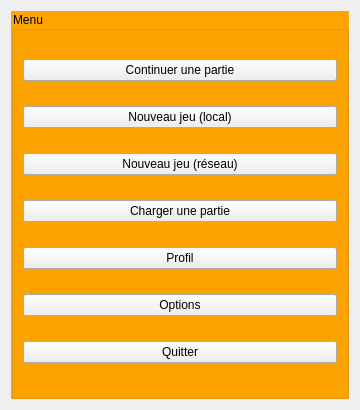
The window that StreetCar/StreetCar/MainMenu.ui (paboccard/Projet_Prog_Jeu) describes before a commit, drawn with Qt 5.
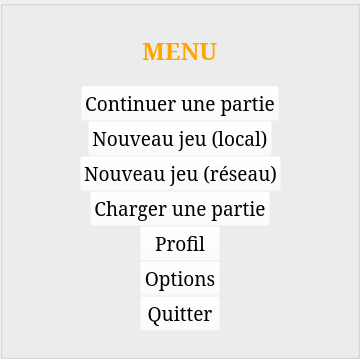
The same window after the commit. Icons and pictures are not drawn.

Diff of the .ui file:
```diff
--- a/StreetCar/StreetCar/MainMenu.ui
+++ b/StreetCar/StreetCar/MainMenu.ui
@@ -7,13 +7,22 @@
     <x>0</x>
     <y>0</y>
     <width>360</width>
-    <height>410</height>
+    <height>359</height>
    </rect>
   </property>
   <property name="windowTitle">
    <string>Form</string>
   </property>
+  <property name="styleSheet">
+   <string notr="true"/>
+  </property>
   <layout class="QVBoxLayout" name="verticalLayout">
+   <property name="spacing">
+    <number>6</number>
+   </property>
+   <property name="margin">
+    <number>0</number>
+   </property>
    <item>
     <widget class="QGroupBox" name="groupBox">
      <property name="minimumSize">
@@ -22,67 +31,505 @@
        <height>0</height>
       </size>
      </property>
+     <property name="font">
+      <font>
+       <pointsize>14</pointsize>
+       <kerning>true</kerning>
+      </font>
+     </property>
      <property name="styleSheet">
       <string notr="true">#groupBox {
-	background-color:orange;
+	border-image: url(:/images/menu_fond);
+}
+
+#label {
+	color: orange;
+}
+
+QPushButton {
+	background-color: rgba(255, 255, 255, 0);
 }</string>
      </property>
      <property name="title">
-      <string>Menu</string>
+      <string/>
      </property>
      <layout class="QVBoxLayout" name="verticalLayout_2">
+      <property name="spacing">
+       <number>0</number>
+      </property>
+      <property name="sizeConstraint">
+       <enum>QLayout::SetMinimumSize</enum>
+      </property>
+      <property name="leftMargin">
+       <number>30</number>
+      </property>
+      <property name="topMargin">
+       <number>20</number>
+      </property>
+      <property name="rightMargin">
+       <number>30</number>
+      </property>
+      <property name="bottomMargin">
+       <number>20</number>
+      </property>
       <item>
-       <widget class="QPushButton" name="buttonContinue">
-        <property name="text">
-         <string>Continuer une partie</string>
+       <layout class="QHBoxLayout" name="layoutTitle">
+        <property name="spacing">
+         <number>0</number>
         </property>
-       </widget>
+        <property name="sizeConstraint">
+         <enum>QLayout::SetMinimumSize</enum>
+        </property>
+        <property name="leftMargin">
+         <number>0</number>
+        </property>
+        <property name="topMargin">
+         <number>0</number>
+        </property>
+        <property name="bottomMargin">
+         <number>10</number>
+        </property>
+        <item>
+         <spacer name="horizontalSpacer">
+          <property name="orientation">
+           <enum>Qt::Horizontal</enum>
+          </property>
+          <property name="sizeHint" stdset="0">
+           <size>
+            <width>40</width>
+            <height>20</height>
+           </size>
+          </property>
+         </spacer>
+        </item>
+        <item>
+         <widget class="QLabel" name="label">
+          <property name="minimumSize">
+           <size>
+            <width>50</width>
+            <height>50</height>
+           </size>
+          </property>
+          <property name="maximumSize">
+           <size>
+            <width>16777215</width>
+            <height>50</height>
+           </size>
+          </property>
+          <property name="font">
+           <font>
+            <family>Serif</family>
+            <pointsize>18</pointsize>
+            <weight>75</weight>
+            <bold>true</bold>
+           </font>
+          </property>
+          <property name="text">
+           <string>MENU</string>
+          </property>
+         </widget>
+        </item>
+        <item>
+         <spacer name="horizontalSpacer_2">
+          <property name="orientation">
+           <enum>Qt::Horizontal</enum>
+          </property>
+          <property name="sizeType">
+           <enum>QSizePolicy::Expanding</enum>
+          </property>
+          <property name="sizeHint" stdset="0">
+           <size>
+            <width>40</width>
+            <height>20</height>
+           </size>
+          </property>
+         </spacer>
+        </item>
+       </layout>
       </item>
       <item>
-       <widget class="QPushButton" name="buttonNewGame">
-        <property name="text">
-         <string>Nouveau jeu (local)</string>
+       <layout class="QHBoxLayout" name="layoutButtonContinue">
+        <property name="spacing">
+         <number>0</number>
         </property>
-        <property name="icon">
-         <iconset resource="ressources.qrc">
-          <normaloff>:/images/trainButton</normaloff>:/images/trainButton</iconset>
+        <property name="sizeConstraint">
+         <enum>QLayout::SetMinimumSize</enum>
         </property>
-       </widget>
+        <item>
+         <spacer name="horizontalSpacer_3">
+          <property name="orientation">
+           <enum>Qt::Horizontal</enum>
+          </property>
+          <property name="sizeHint" stdset="0">
+           <size>
+            <width>40</width>
+            <height>20</height>
+           </size>
+          </property>
+         </spacer>
+        </item>
+        <item>
+         <widget class="QPushButton" name="buttonContinue">
+          <property name="minimumSize">
+           <size>
+            <width>50</width>
+            <height>0</height>
+           </size>
+          </property>
+          <property name="font">
+           <font>
+            <family>Serif</family>
+            <pointsize>14</pointsize>
+            <kerning>true</kerning>
+           </font>
+          </property>
+          <property name="autoFillBackground">
+           <bool>false</bool>
+          </property>
+          <property name="text">
+           <string>Continuer une partie</string>
+          </property>
+          <property name="iconSize">
+           <size>
+            <width>16</width>
+            <height>16</height>
+           </size>
+          </property>
+         </widget>
+        </item>
+        <item>
+         <spacer name="horizontalSpacer_4">
+          <property name="orientation">
+           <enum>Qt::Horizontal</enum>
+          </property>
+          <property name="sizeHint" stdset="0">
+           <size>
+            <width>40</width>
+            <height>20</height>
+           </size>
+          </property>
+         </spacer>
+        </item>
+       </layout>
       </item>
       <item>
-       <widget class="QPushButton" name="buttonNewGameNetwork">
-        <property name="text">
-         <string>Nouveau jeu (réseau)</string>
+       <layout class="QHBoxLayout" name="layoutButtonNewGame">
+        <property name="spacing">
+         <number>0</number>
         </property>
-       </widget>
+        <property name="sizeConstraint">
+         <enum>QLayout::SetMinimumSize</enum>
+        </property>
+        <item>
+         <spacer name="horizontalSpacer_5">
+          <property name="orientation">
+           <enum>Qt::Horizontal</enum>
+          </property>
+          <property name="sizeHint" stdset="0">
+           <size>
+            <width>40</width>
+            <height>20</height>
+           </size>
+          </property>
+         </spacer>
+        </item>
+        <item>
+         <widget class="QPushButton" name="buttonNewGame">
+          <property name="minimumSize">
+           <size>
+            <width>50</width>
+            <height>0</height>
+           </size>
+          </property>
+          <property name="font">
+           <font>
+            <family>Serif</family>
+            <pointsize>14</pointsize>
+           </font>
+          </property>
+          <property name="text">
+           <string>Nouveau jeu (local)</string>
+          </property>
+          <property name="icon">
+           <iconset>
+            <normaloff>:/images/trainButton</normaloff>:/images/trainButton</iconset>
+          </property>
+         </widget>
+        </item>
+        <item>
+         <spacer name="horizontalSpacer_6">
+          <property name="orientation">
+           <enum>Qt::Horizontal</enum>
+          </property>
+          <property name="sizeHint" stdset="0">
+           <size>
+            <width>40</width>
+            <height>20</height>
+           </size>
+          </property>
+         </spacer>
+        </item>
+       </layout>
       </item>
       <item>
-       <widget class="QPushButton" name="buttonLoadSave">
-        <property name="text">
-         <string>Charger une partie</string>
+       <layout class="QHBoxLayout" name="layoutButtonNewGameNetwork">
+        <property name="spacing">
+         <number>0</number>
         </property>
-       </widget>
+        <item>
+         <spacer name="horizontalSpacer_7">
+          <property name="orientation">
+           <enum>Qt::Horizontal</enum>
+          </property>
+          <property name="sizeHint" stdset="0">
+           <size>
+            <width>40</width>
+            <height>20</height>
+           </size>
+          </property>
+         </spacer>
+        </item>
+        <item>
+         <widget class="QPushButton" name="buttonNewGameNetwork">
+          <property name="minimumSize">
+           <size>
+            <width>50</width>
+            <height>0</height>
+           </size>
+          </property>
+          <property name="font">
+           <font>
+            <family>Serif</family>
+            <pointsize>14</pointsize>
+           </font>
+          </property>
+          <property name="text">
+           <string>Nouveau jeu (réseau)</string>
+          </property>
+         </widget>
+        </item>
+        <item>
+         <spacer name="horizontalSpacer_8">
+          <property name="orientation">
+           <enum>Qt::Horizontal</enum>
+          </property>
+          <property name="sizeHint" stdset="0">
+           <size>
+            <width>40</width>
+            <height>20</height>
+           </size>
+          </property>
+         </spacer>
+        </item>
+       </layout>
       </item>
       <item>
-       <widget class="QPushButton" name="buttonProfil">
-        <property name="text">
-         <string>Profil</string>
+       <layout class="QHBoxLayout" name="layoutButtonLoad">
+        <property name="spacing">
+         <number>0</number>
         </property>
-       </widget>
+        <item>
+         <spacer name="horizontalSpacer_9">
+          <property name="orientation">
+           <enum>Qt::Horizontal</enum>
+          </property>
+          <property name="sizeHint" stdset="0">
+           <size>
+            <width>40</width>
+            <height>20</height>
+           </size>
+          </property>
+         </spacer>
+        </item>
+        <item>
+         <widget class="QPushButton" name="buttonLoadSave">
+          <property name="minimumSize">
+           <size>
+            <width>50</width>
+            <height>0</height>
+           </size>
+          </property>
+          <property name="font">
+           <font>
+            <family>Serif</family>
+            <pointsize>14</pointsize>
+           </font>
+          </property>
+          <property name="text">
+           <string>Charger une partie</string>
+          </property>
+         </widget>
+        </item>
+        <item>
+         <spacer name="horizontalSpacer_10">
+          <property name="orientation">
+           <enum>Qt::Horizontal</enum>
+          </property>
+          <property name="sizeHint" stdset="0">
+           <size>
+            <width>40</width>
+            <height>20</height>
+           </size>
+          </property>
+         </spacer>
+        </item>
+       </layout>
       </item>
       <item>
-       <widget class="QPushButton" name="buttonOptions">
-        <property name="text">
-         <string>Options</string>
+       <layout class="QHBoxLayout" name="layoutProfile">
+        <property name="spacing">
+         <number>0</number>
         </property>
-       </widget>
+        <item>
+         <spacer name="horizontalSpacer_11">
+          <property name="orientation">
+           <enum>Qt::Horizontal</enum>
+          </property>
+          <property name="sizeHint" stdset="0">
+           <size>
+            <width>40</width>
+            <height>20</height>
+           </size>
+          </property>
+         </spacer>
+        </item>
+        <item>
+         <widget class="QPushButton" name="buttonProfil">
+          <property name="minimumSize">
+           <size>
+            <width>50</width>
+            <height>0</height>
+           </size>
+          </property>
+          <property name="font">
+           <font>
+            <family>Serif</family>
+            <pointsize>14</pointsize>
+           </font>
+          </property>
+          <property name="text">
+           <string>Profil</string>
+          </property>
+         </widget>
+        </item>
+        <item>
+         <spacer name="horizontalSpacer_12">
+          <property name="orientation">
+           <enum>Qt::Horizontal</enum>
+          </property>
+          <property name="sizeHint" stdset="0">
+           <size>
+            <width>40</width>
+            <height>20</height>
+           </size>
+          </property>
+         </spacer>
+        </item>
+       </layout>
       </item>
       <item>
-       <widget class="QPushButton" name="buttonExit">
-        <property name="text">
-         <string>Quitter</string>
+       <layout class="QHBoxLayout" name="layoutOptions">
+        <property name="spacing">
+         <number>0</number>
         </property>
-       </widget>
+        <item>
+         <spacer name="horizontalSpacer_13">
+          <property name="orientation">
+           <enum>Qt::Horizontal</enum>
+          </property>
+          <property name="sizeHint" stdset="0">
+           <size>
+            <width>40</width>
+            <height>20</height>
+           </size>
+          </property>
+         </spacer>
+        </item>
+        <item>
+         <widget class="QPushButton" name="buttonOptions">
+          <property name="minimumSize">
+           <size>
+            <width>50</width>
+            <height>0</height>
+           </size>
+          </property>
+          <property name="font">
+           <font>
+            <family>Serif</family>
+            <pointsize>14</pointsize>
+           </font>
+          </property>
+          <property name="text">
+           <string>Options</string>
+          </property>
+         </widget>
+        </item>
+        <item>
+         <spacer name="horizontalSpacer_14">
+          <property name="orientation">
+           <enum>Qt::Horizontal</enum>
+          </property>
+          <property name="sizeHint" stdset="0">
+           <size>
+            <width>40</width>
+            <height>20</height>
+           </size>
+          </property>
+         </spacer>
+        </item>
+       </layout>
+      </item>
+      <item>
+       <layout class="QHBoxLayout" name="layoutQuit">
+        <property name="spacing">
+         <number>0</number>
+        </property>
+        <item>
+         <spacer name="horizontalSpacer_15">
+          <property name="orientation">
+           <enum>Qt::Horizontal</enum>
+          </property>
+          <property name="sizeHint" stdset="0">
+           <size>
+            <width>40</width>
+            <height>20</height>
+           </size>
+          </property>
+         </spacer>
+        </item>
+        <item>
+         <widget class="QPushButton" name="buttonExit">
+          <property name="minimumSize">
+           <size>
+            <width>50</width>
+            <height>0</height>
+           </size>
+          </property>
+          <property name="font">
+           <font>
+            <family>Serif</family>
+            <pointsize>14</pointsize>
+           </font>
+          </property>
+          <property name="text">
+           <string>Quitter</string>
+          </property>
+         </widget>
+        </item>
+        <item>
+         <spacer name="horizontalSpacer_16">
+          <property name="orientation">
+           <enum>Qt::Horizontal</enum>
+          </property>
+          <property name="sizeHint" stdset="0">
+           <size>
+            <width>40</width>
+            <height>20</height>
+           </size>
+          </property>
+         </spacer>
+        </item>
+       </layout>
       </item>
      </layout>
     </widget>
```
Left out of the diff: 4 changed lines with no effect on the pictures.
